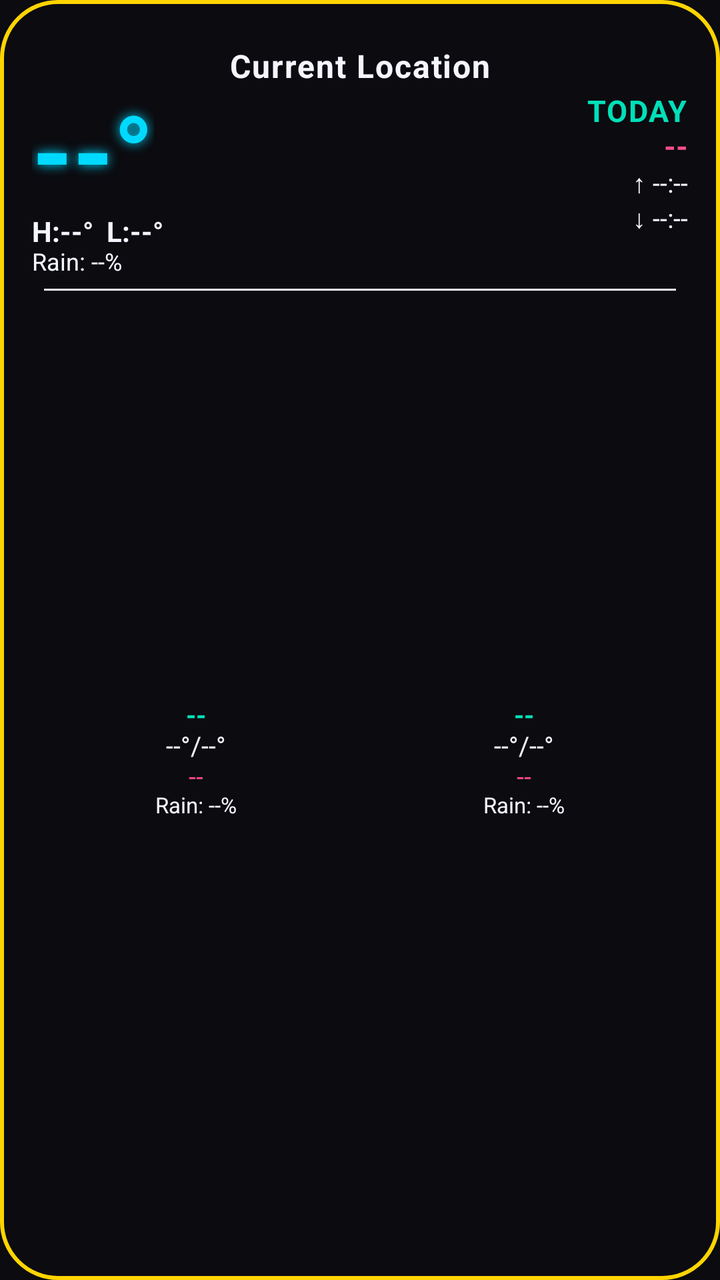
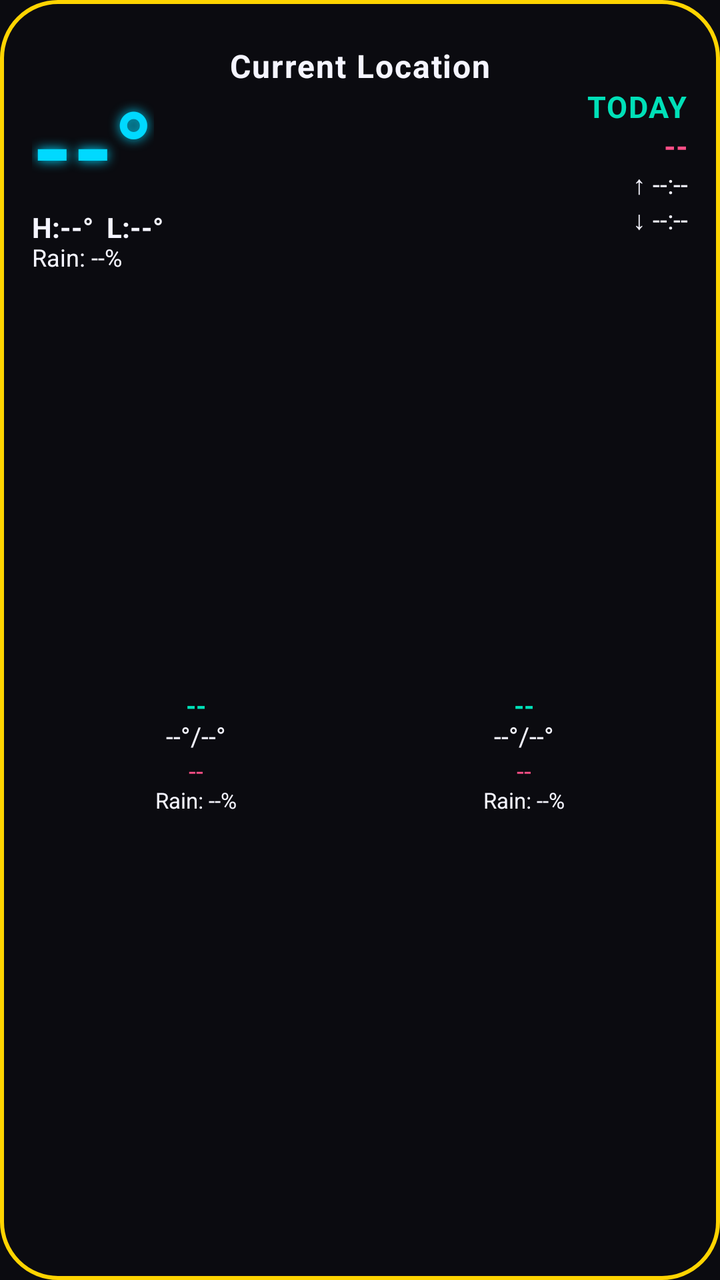

An Android layout rendered at two revisions. The XML below is the earlier revision; the diff shows what the commit changed to produce the second picture.
<!-- AndroidManifest.xml: application theme Theme.WeatherWidget -->
<!-- res/layout/widget_weather.xml -->
<?xml version="1.0" encoding="utf-8"?>
<LinearLayout xmlns:android="http://schemas.android.com/apk/res/android"
    android:id="@+id/weatherWidgetRoot"
    android:layout_width="match_parent"
    android:layout_height="match_parent"
    android:orientation="vertical"
    android:background="@drawable/widget_background"
    android:paddingTop="24dp"
    android:paddingBottom="16dp"
    android:paddingStart="16dp"
    android:paddingEnd="16dp">

    
    <TextView
        android:id="@+id/cityText"
        android:layout_width="match_parent"
        android:layout_height="wrap_content"
        android:gravity="center"
        android:includeFontPadding="false"
        android:textColor="@color/retro_white"
        android:textStyle="bold"
        android:letterSpacing="0.04"
        android:maxLines="1"
        android:ellipsize="end"
        android:textSize="16sp"
        android:text="@string/current_location" />

    <LinearLayout
        android:layout_width="match_parent"
        android:layout_height="wrap_content"
        android:orientation="horizontal"
        android:layout_marginTop="4dp">

        
        <LinearLayout
            android:layout_width="0dp"
            android:layout_weight="1"
            android:layout_height="wrap_content"
            android:orientation="vertical"
            android:gravity="start">

            <TextView
                android:id="@+id/tempText"
                android:layout_width="wrap_content"
                android:layout_height="wrap_content"
                android:includeFontPadding="false"
                android:textColor="@color/retro_cyan"
                android:textSize="52sp"
                android:textStyle="bold"
                android:shadowColor="@color/retro_cyan"
                android:shadowDx="0"
                android:shadowDy="0"
                android:shadowRadius="14"
                android:text="--°" />

            <TextView
                android:id="@+id/todayHighLowText"
                android:layout_width="wrap_content"
                android:layout_height="wrap_content"
                android:includeFontPadding="false"
                android:textColor="@color/retro_white"
                android:textSize="14sp"
                android:textStyle="bold"
                android:maxLines="1"
                android:ellipsize="end"
                android:text="H:--°  L:--°" />

            <TextView
                android:id="@+id/todayRainText"
                android:layout_width="wrap_content"
                android:layout_height="wrap_content"
                android:includeFontPadding="false"
                android:textColor="@color/retro_white"
                android:textSize="12sp"
                android:maxLines="1"
                android:ellipsize="end"
                android:text="Rain: --%" />

        </LinearLayout>

        
        <LinearLayout
            android:layout_width="0dp"
            android:layout_weight="1"
            android:layout_height="wrap_content"
            android:orientation="vertical"
            android:gravity="end">

            <TextView
                android:id="@+id/todayLabelText"
                android:layout_width="wrap_content"
                android:layout_height="wrap_content"
                android:includeFontPadding="false"
                android:textColor="@color/retro_teal"
                android:textSize="15sp"
                android:textStyle="bold"
                android:letterSpacing="0.04"
                android:maxLines="1"
                android:ellipsize="end"
                android:text="@string/widget_today_label" />

            <TextView
                android:id="@+id/conditionText"
                android:layout_width="wrap_content"
                android:layout_height="wrap_content"
                android:includeFontPadding="false"
                android:textColor="@color/retro_pink"
                android:textSize="15sp"
                android:textStyle="bold"
                android:maxLines="1"
                android:ellipsize="end"
                android:text="--" />

            
            <LinearLayout
                android:id="@+id/sunRow"
                android:layout_width="wrap_content"
                android:layout_height="wrap_content"
                android:orientation="vertical"
                android:gravity="end">

                <TextView
                    android:id="@+id/sunriseText"
                    android:layout_width="wrap_content"
                    android:layout_height="wrap_content"
                    android:includeFontPadding="false"
                    android:textColor="@color/retro_white"
                    android:textSize="13sp"
                    android:maxLines="1"
                    android:ellipsize="end"
                    android:text="↑ --:--" />

                <TextView
                    android:id="@+id/sunsetText"
                    android:layout_width="wrap_content"
                    android:layout_height="wrap_content"
                    android:includeFontPadding="false"
                    android:textColor="@color/retro_white"
                    android:textSize="13sp"
                    android:maxLines="1"
                    android:ellipsize="end"
                    android:text="↓ --:--" />

            </LinearLayout>

        </LinearLayout>

    </LinearLayout>

    
    
    <TextView
        android:id="@+id/divider"
        android:layout_width="match_parent"
        android:layout_height="1dp"
        android:layout_marginTop="6dp"
        android:layout_marginBottom="6dp"
        android:layout_marginStart="6dp"
        android:layout_marginEnd="6dp"
        android:background="@color/retro_white"
        android:text="" />

    
    <LinearLayout
        android:id="@+id/forecastRow"
        android:layout_width="match_parent"
        android:layout_height="0dp"
        android:layout_weight="1"
        android:orientation="horizontal">

        <LinearLayout
            android:layout_width="0dp"
            android:layout_weight="1"
            android:layout_height="match_parent"
            android:orientation="vertical"
            android:gravity="center">

            <TextView
                android:id="@+id/forecast1Day"
                android:layout_width="wrap_content"
                android:layout_height="wrap_content"
                android:includeFontPadding="false"
                android:textColor="@color/retro_teal"
                android:textStyle="bold"
                android:textSize="13sp"
                android:text="--" />

            <TextView
                android:id="@+id/forecast1HighLow"
                android:layout_width="wrap_content"
                android:layout_height="wrap_content"
                android:includeFontPadding="false"
                android:textColor="@color/retro_white"
                android:textSize="13sp"
                android:text="--°/--°" />

            
            <TextView
                android:id="@+id/forecast1Condition"
                android:layout_width="wrap_content"
                android:layout_height="wrap_content"
                android:includeFontPadding="false"
                android:textColor="@color/retro_pink"
                android:textSize="13sp"
                android:text="--" />

            <TextView
                android:id="@+id/forecast1Rain"
                android:layout_width="wrap_content"
                android:layout_height="wrap_content"
                android:includeFontPadding="false"
                android:textColor="@color/retro_white"
                android:textSize="11sp"
                android:text="Rain: --%" />

        </LinearLayout>

        <LinearLayout
            android:layout_width="0dp"
            android:layout_weight="1"
            android:layout_height="match_parent"
            android:orientation="vertical"
            android:gravity="center">

            <TextView
                android:id="@+id/forecast2Day"
                android:layout_width="wrap_content"
                android:layout_height="wrap_content"
                android:includeFontPadding="false"
                android:textColor="@color/retro_teal"
                android:textStyle="bold"
                android:textSize="13sp"
                android:text="--" />

            <TextView
                android:id="@+id/forecast2HighLow"
                android:layout_width="wrap_content"
                android:layout_height="wrap_content"
                android:includeFontPadding="false"
                android:textColor="@color/retro_white"
                android:textSize="13sp"
                android:text="--°/--°" />

            
            <TextView
                android:id="@+id/forecast2Condition"
                android:layout_width="wrap_content"
                android:layout_height="wrap_content"
                android:includeFontPadding="false"
                android:textColor="@color/retro_pink"
                android:textSize="13sp"
                android:text="--" />

            <TextView
                android:id="@+id/forecast2Rain"
                android:layout_width="wrap_content"
                android:layout_height="wrap_content"
                android:includeFontPadding="false"
                android:textColor="@color/retro_white"
                android:textSize="11sp"
                android:text="Rain: --%" />

        </LinearLayout>

    </LinearLayout>

    
    <TextView
        android:id="@+id/updatedText"
        android:layout_width="match_parent"
        android:layout_height="wrap_content"
        android:layout_marginTop="4dp"
        android:includeFontPadding="false"
        android:gravity="center"
        android:textColor="@color/retro_white_dim"
        android:textSize="10sp"
        android:maxLines="1"
        android:ellipsize="end"
        android:text="" />

</LinearLayout>
<!-- resources referenced by this layout -->
<resources>
  <color name="retro_cyan">#00D9FF</color>
  <color name="retro_pink">#FF4F87</color>
  <color name="retro_teal">#00E0B8</color>
  <color name="retro_white">#F5F5FF</color>
  <color name="retro_white_dim">#8C8C99</color>
  <!-- drawable widget_background (drawable) -->
  <?xml version="1.0" encoding="utf-8"?>
  <layer-list xmlns:android="http://schemas.android.com/apk/res/android">
      <item>
          <shape android:shape="rectangle">
              <solid android:color="@color/widget_bg" />
              <corners android:radius="@dimen/widget_corner_radius" />
          </shape>
      </item>
      <item>
          <shape android:shape="rectangle">
              <stroke
                  android:width="2dp"
                  android:color="@color/retro_yellow" />
              <corners android:radius="@dimen/widget_corner_radius" />
          </shape>
      </item>
  </layer-list>
  <string name="current_location">Current Location</string>
  <string name="widget_today_label">TODAY</string>
  <style name="Theme.WeatherWidget" parent="Theme.MaterialComponents.NoActionBar">
          <item name="colorPrimary">@color/retro_teal</item>
          <item name="colorPrimaryDark">@color/black</item>
          <item name="colorAccent">@color/retro_cyan</item>
          <item name="android:windowBackground">@color/widget_bg</item>
          <item name="android:textColorPrimary">@color/retro_white</item>
          <item name="android:textColorSecondary">@color/retro_white</item>
      </style>
  <color name="widget_bg">#0B0B10</color>
  <dimen name="widget_corner_radius">20dp</dimen>
  <color name="retro_yellow">#FFD400</color>
  <color name="black">#000000</color>
</resources>

<!-- the commit's change to res/layout/widget_weather.xml (unified diff, before → after) -->
@@ -25,11 +25,13 @@
         android:textSize="16sp"
         android:text="@string/current_location" />
 
+    
     <LinearLayout
         android:layout_width="match_parent"
         android:layout_height="wrap_content"
         android:orientation="horizontal"
-        android:layout_marginTop="4dp">
+        android:baselineAligned="false"
+        android:layout_marginTop="2dp">
 
         
         <LinearLayout
@@ -99,11 +101,11 @@
                 android:ellipsize="end"
                 android:text="@string/widget_today_label" />
 
+            
             <TextView
                 android:id="@+id/conditionText"
                 android:layout_width="wrap_content"
                 android:layout_height="wrap_content"
-                android:includeFontPadding="false"
                 android:textColor="@color/retro_pink"
                 android:textSize="15sp"
                 android:textStyle="bold"
@@ -148,24 +150,12 @@
     </LinearLayout>
 
     
-    
-    <TextView
-        android:id="@+id/divider"
-        android:layout_width="match_parent"
-        android:layout_height="1dp"
-        android:layout_marginTop="6dp"
-        android:layout_marginBottom="6dp"
-        android:layout_marginStart="6dp"
-        android:layout_marginEnd="6dp"
-        android:background="@color/retro_white"
-        android:text="" />
-
-    
     <LinearLayout
         android:id="@+id/forecastRow"
         android:layout_width="match_parent"
         android:layout_height="0dp"
         android:layout_weight="1"
+        android:layout_marginTop="8dp"
         android:orientation="horizontal">
 
         <LinearLayout
@@ -199,7 +189,6 @@
                 android:id="@+id/forecast1Condition"
                 android:layout_width="wrap_content"
                 android:layout_height="wrap_content"
-                android:includeFontPadding="false"
                 android:textColor="@color/retro_pink"
                 android:textSize="13sp"
                 android:text="--" />
@@ -246,7 +235,6 @@
                 android:id="@+id/forecast2Condition"
                 android:layout_width="wrap_content"
                 android:layout_height="wrap_content"
-                android:includeFontPadding="false"
                 android:textColor="@color/retro_pink"
                 android:textSize="13sp"
                 android:text="--" />
